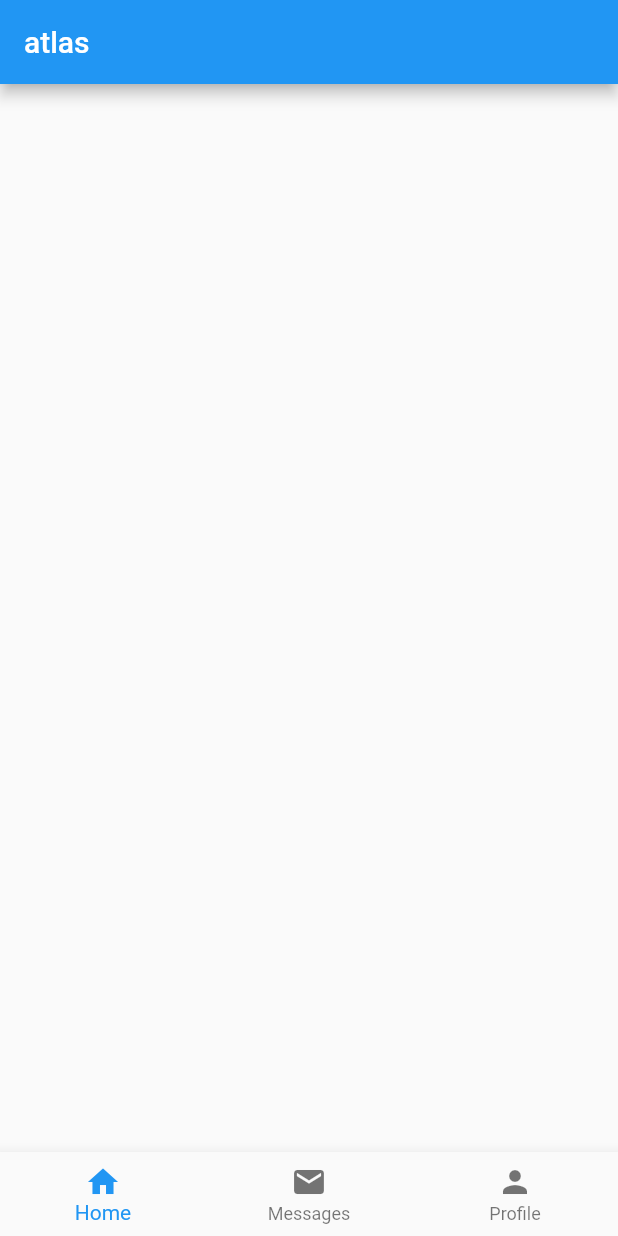
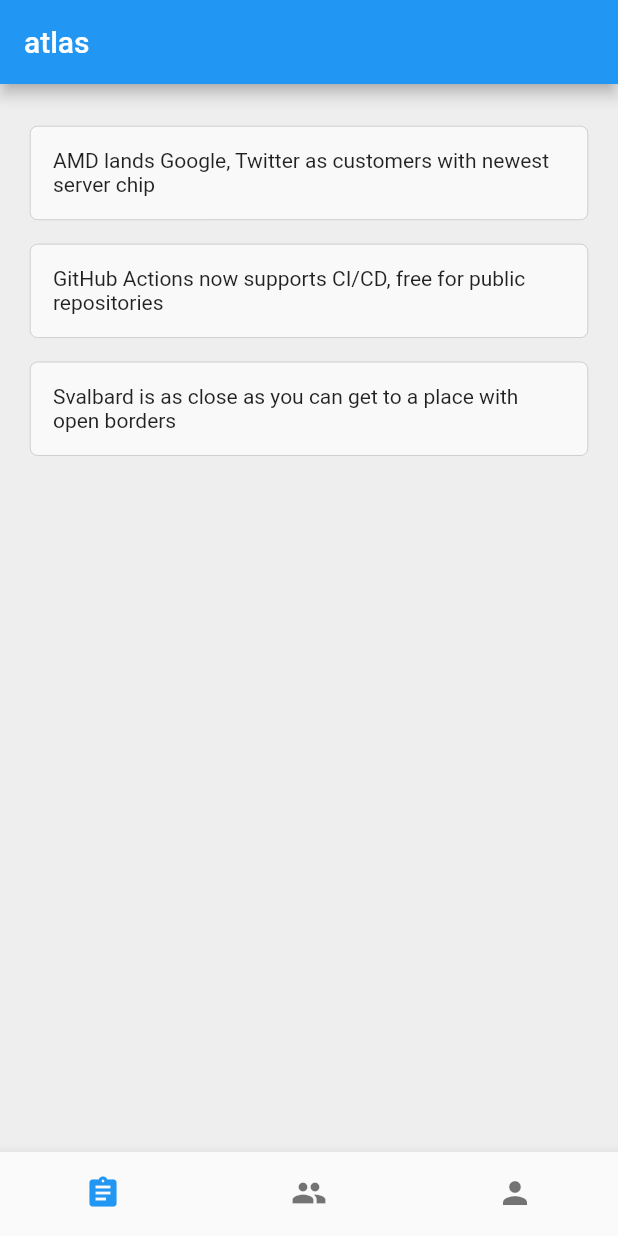
Before and after one commit to lark-in-today/atlas, a Flutter app: the screen it shows after launch, on a phone screen of 412 x 824 dp. Run offline on Flutter 3.47's test engine with Material 2 defaults, Android fonts, the phone set to English and light mode, and no system bars.

Commit message:
basic ui

```diff
--- a/lib/main.dart
+++ b/lib/main.dart
@@ -7,11 +7,12 @@ class MyApp extends StatelessWidget {
   @override
   Widget build(BuildContext context) {
     return MaterialApp(
-      title: 'Flutter Demo',
+      title: 'Atlas',
       theme: ThemeData(
-        primarySwatch: Colors.blue,
+        primaryColor: Colors.blue,
+        scaffoldBackgroundColor: Color(0xffeeeeee),
       ),
-      home: MyHomePage(),
+      home: TabNavigator(),
     );
   }
 }
--- a/lib/navigations/tabbar.dart
+++ b/lib/navigations/tabbar.dart
@@ -1,13 +1,29 @@
 import 'package:flutter/material.dart';
+import 'package:atlas/pages/home.dart';
+import 'package:atlas/pages/group.dart';
+import 'package:atlas/pages/me.dart';
 
-class MyHomePage extends StatefulWidget {
-  MyHomePage({Key key}) : super(key: key);
+class TabNavigator extends StatefulWidget {
+  TabNavigator({Key key}) : super(key: key);
 
   @override
-  _MyHomePageState createState() => _MyHomePageState();
+  _TabNavigatorState createState() => _TabNavigatorState();
 }
 
-class _MyHomePageState extends State<MyHomePage> {
+class _TabNavigatorState extends State<TabNavigator> {
+  int _currentIndex = 0;
+
+  final List<Widget> _children = [
+    Home(),
+    Group(),
+    Me(),
+  ];
+
+  void onTapped(int index) {
+    setState(() {
+        _currentIndex = index;
+    });
+  }
 
   @override
   Widget build(BuildContext context) {
@@ -15,20 +31,24 @@ class _MyHomePageState extends State<MyHomePage> {
       appBar: AppBar(
         title: Text('atlas'),
       ),
+      body: _children[_currentIndex],
       bottomNavigationBar: BottomNavigationBar(
-        currentIndex: 0, // this will be set when a new tab is tapped
+        onTap: onTapped,
+        currentIndex: _currentIndex,
+        showSelectedLabels: false,
+        showUnselectedLabels: false,
         items: [
           BottomNavigationBarItem(
-            icon: new Icon(Icons.home),
-            title: new Text('Home'),
+            icon: Icon(Icons.assignment),
+            title: Text(''),
           ),
           BottomNavigationBarItem(
-            icon: new Icon(Icons.mail),
-            title: new Text('Messages'),
+            icon: Icon(Icons.group),
+            title: Text(''),
           ),
           BottomNavigationBarItem(
             icon: Icon(Icons.person),
-            title: Text('Profile')
+            title: Text('')
           )
         ],
       ),
--- /dev/null
+++ b/lib/pages/home.dart
@@ -0,0 +1,41 @@
+import 'package:flutter/material.dart';
+
+class Home extends StatefulWidget {
+  Home({Key key}) : super(key: key);
+
+  @override
+  _Home createState() => _Home();
+}
+
+class _Home extends State<Home> {
+  final List<String> entries = <String>[
+    'AMD lands Google, Twitter as customers with newest server chip ',
+    'GitHub Actions now supports CI/CD, free for public repositories',
+    'Svalbard is as close as you can get to a place with open borders '
+  ];
+  final List<int> colorCodes = <int>[600, 500, 100];
+
+  Widget build(BuildContext context) {
+    return Container(
+      child: ListView.builder(
+        padding: EdgeInsets.all(20.0),
+        itemCount: entries.length,
+        itemBuilder: (BuildContext context, int index) {
+          return Container(
+            child:  Text("${entries[index]}"),
+            margin: EdgeInsets.symmetric(vertical: 8.0),
+            padding: EdgeInsets.all(15.0),
+            decoration: BoxDecoration(
+              color: Color(0xFFf9f9f9),
+              border: Border.all(
+                color: Color(0xffa2a2a2),
+                width: 0.3,
+              ),
+              borderRadius: BorderRadius.circular(5.0)
+            )
+          );
+        },
+      ),
+    );
+  }
+}
```
Also changed, not shown: lib/components/line.dart (added, +14 -0 lines), lib/pages/group.dart (added, +64 -0 lines), lib/pages/me.dart (added, +62 -0 lines).
